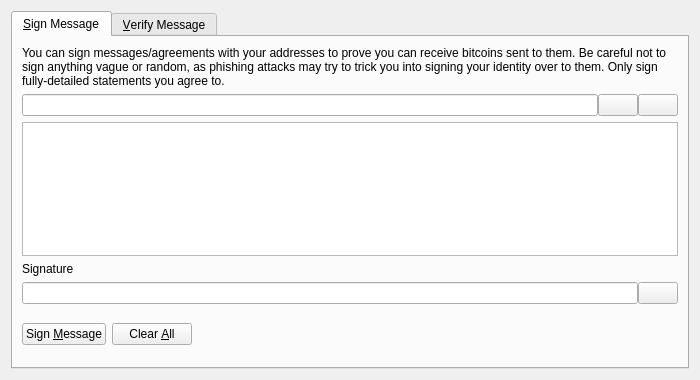
CodeAssureLabs/bitcoin-2018, file src/qt/forms/signverifymessagedialog.ui: the form before one commit.
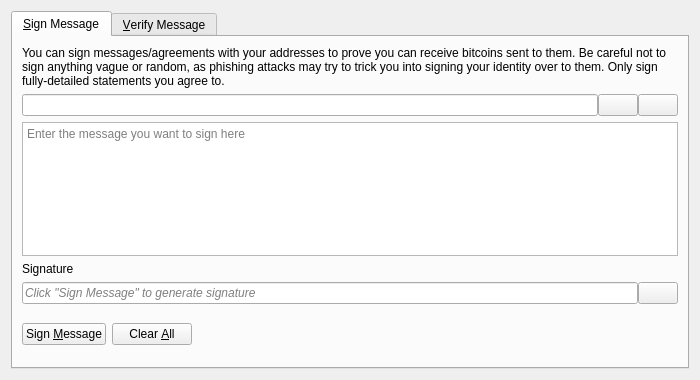
The form after the commit. Icons and pictures are not drawn. Custom widgets are drawn as their Qt base class.

```diff
--- a/src/qt/forms/signverifymessagedialog.ui
+++ b/src/qt/forms/signverifymessagedialog.ui
@@ -99,6 +99,9 @@
          <property name="toolTip">
           <string>Enter the message you want to sign here</string>
          </property>
+         <property name="placeholderText">
+          <string>Enter the message you want to sign here</string>
+         </property>
         </widget>
        </item>
        <item>
@@ -118,6 +121,9 @@
          </property>
          <item>
           <widget class="QLineEdit" name="signatureOut_SM">
+           <property name="placeholderText">
+            <string>Click "Sign Message" to generate signature</string>
+           </property>
            <property name="font">
             <font>
              <italic>true</italic>
```
Left out of the diff: 18 changed lines with no effect on the pictures.
